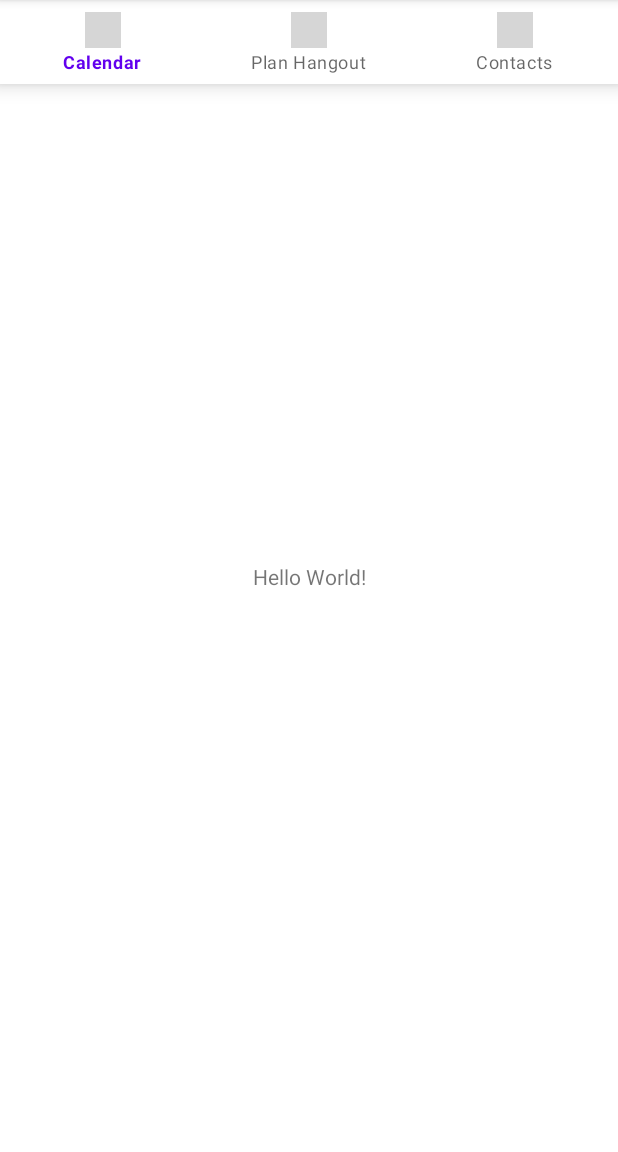
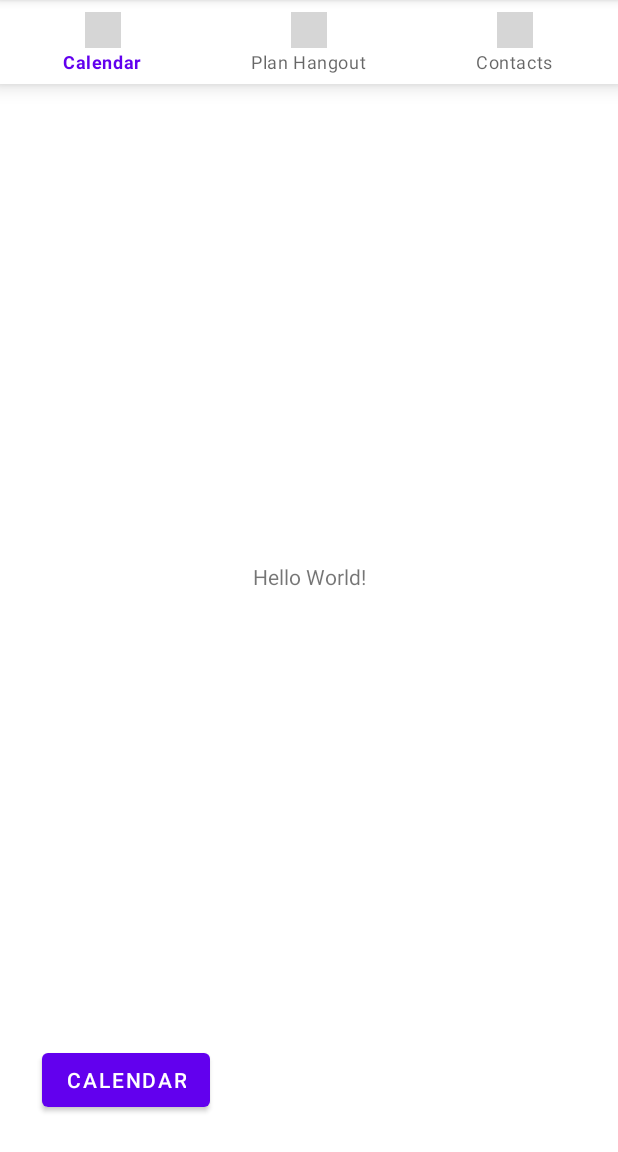
Before and after one commit to abetco/Prattle, an Android app: the screen it shows after launch (MainActivity), on a phone screen of 412 x 824 dp, the part 84-1236 px from its top. Run offline under Robolectric (Android 15) with nearby library versions, the phone set to English and light mode, and no system bars; grey boxes are pictures that could not be loaded.

Commit message:
added temp icons started calendar activity

```diff
--- a/app/src/main/java/edu/illinois/cs465/prattle/MainActivity.java
+++ b/app/src/main/java/edu/illinois/cs465/prattle/MainActivity.java
@@ -2,7 +2,10 @@ package edu.illinois.cs465.prattle;
 
 import androidx.appcompat.app.AppCompatActivity;
 
+import android.content.Intent;
 import android.os.Bundle;
+import android.view.View;
+import android.widget.Button;
 
 import com.google.android.material.bottomnavigation.BottomNavigationView;
 
@@ -12,6 +15,11 @@ public class MainActivity extends AppCompatActivity {
     protected void onCreate(Bundle savedInstanceState) {
         super.onCreate(savedInstanceState);
         setContentView(R.layout.activity_main);
+        Button button = findViewById(R.id.calendar);//feel free to move/get rid of this button
+        button.setOnClickListener(view -> {
+            Intent intent = new Intent(this,UpdateCalendar.class);
+            startActivity(intent);
+        });
 //        BottomNavigationView.OnNavigationItemSelectedListener { item ->
 //                when(item.itemId) {
 //            R.id.item1 -> {
--- /dev/null
+++ b/app/src/main/java/edu/illinois/cs465/prattle/UpdateCalendar.java
@@ -0,0 +1,4 @@
+package edu.illinois.cs465.prattle;
+
+public class UpdateCalendar {
+}
--- a/app/src/main/res/layout/activity_main.xml
+++ b/app/src/main/res/layout/activity_main.xml
@@ -19,6 +19,19 @@
         android:id="@+id/bottom_navigation"
         android:layout_width="match_parent"
         android:layout_height="wrap_content"
-        app:menu="@menu/bottom_navigation_menu" />
+        app:layout_constraintTop_toTopOf="parent"
+        app:menu="@menu/bottom_navigation_menu">
+
+    </com.google.android.material.bottomnavigation.BottomNavigationView>
+
+    <Button
+        android:id="@+id/calendar"
+        android:layout_width="wrap_content"
+        android:layout_height="wrap_content"
+        android:layout_marginStart="28dp"
+        android:layout_marginBottom="24dp"
+        android:text="@string/text_label_1"
+        app:layout_constraintBottom_toBottomOf="parent"
+        app:layout_constraintStart_toStartOf="parent" />
 
 </androidx.constraintlayout.widget.ConstraintLayout>
--- /dev/null
+++ b/app/src/main/res/layout/update_calender.xml
@@ -0,0 +1,6 @@
+<?xml version="1.0" encoding="utf-8"?>
+<androidx.constraintlayout.widget.ConstraintLayout
+    xmlns:android="http://schemas.android.com/apk/res/android" android:layout_width="match_parent"
+    android:layout_height="match_parent">
+
+</androidx.constraintlayout.widget.ConstraintLayout>
```
